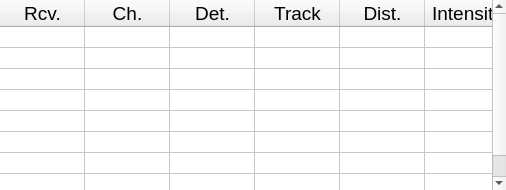
The window that src/AWLQtDemo/TableView.ui (samanwaya-jena/EVAL-ADAL6110-16-GUI) describes before a commit, drawn with Qt 5.
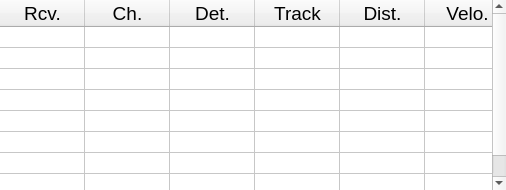
The same window after the commit. Icons and pictures are not drawn.

Commit message: Table. view column width now adjust automatically to header text width or "format" specification, instead of fixed numerical value.  Now works for PCs with non-sandard font sizes

```diff
--- a/src/AWLQtDemo/TableView.ui
+++ b/src/AWLQtDemo/TableView.ui
@@ -226,16 +226,6 @@
        </font>
       </property>
      </column>
-     <column>
-      <property name="text">
-       <string>Intensity</string>
-      </property>
-      <property name="font">
-       <font>
-        <pointsize>14</pointsize>
-       </font>
-      </property>
-     </column>
      <column>
       <property name="text">
        <string>Velo.</string>
@@ -246,6 +236,16 @@
        </font>
       </property>
      </column>
+     <column>
+      <property name="text">
+       <string>Int.</string>
+      </property>
+      <property name="font">
+       <font>
+        <pointsize>14</pointsize>
+       </font>
+      </property>
+     </column>
      <column>
       <property name="text">
        <string>Level</string>
@@ -266,7 +266,7 @@
        </font>
       </property>
       <property name="textAlignment">
-       <set>AlignHCenter|AlignVCenter|AlignCenter</set>
+       <set>AlignCenter</set>
       </property>
      </item>
      <item row="0" column="1">
@@ -279,7 +279,7 @@
        </font>
       </property>
       <property name="textAlignment">
-       <set>AlignHCenter|AlignVCenter|AlignCenter</set>
+       <set>AlignCenter</set>
       </property>
      </item>
      <item row="0" column="2">
@@ -292,7 +292,7 @@
        </font>
       </property>
       <property name="textAlignment">
-       <set>AlignHCenter|AlignVCenter|AlignCenter</set>
+       <set>AlignCenter</set>
       </property>
      </item>
      <item row="0" column="3">
@@ -305,7 +305,7 @@
        </font>
       </property>
       <property name="textAlignment">
-       <set>AlignHCenter|AlignVCenter|AlignCenter</set>
+       <set>AlignCenter</set>
       </property>
      </item>
      <item row="0" column="4">
@@ -318,7 +318,7 @@
        </font>
       </property>
       <property name="textAlignment">
-       <set>AlignRight|AlignVCenter</set>
+       <set>AlignTrailing|AlignVCenter</set>
       </property>
      </item>
      <item row="0" column="5">
@@ -331,7 +331,7 @@
        </font>
       </property>
       <property name="textAlignment">
-       <set>AlignRight|AlignVCenter</set>
+       <set>AlignTrailing|AlignVCenter</set>
       </property>
      </item>
      <item row="0" column="6">
@@ -344,7 +344,7 @@
        </font>
       </property>
       <property name="textAlignment">
-       <set>AlignRight|AlignVCenter</set>
+       <set>AlignTrailing|AlignVCenter</set>
       </property>
      </item>
      <item row="0" column="7">
@@ -357,7 +357,7 @@
        </font>
       </property>
       <property name="textAlignment">
-       <set>AlignRight|AlignVCenter</set>
+       <set>AlignTrailing|AlignVCenter</set>
       </property>
      </item>
      <item row="1" column="0">
@@ -370,7 +370,7 @@
        </font>
       </property>
       <property name="textAlignment">
-       <set>AlignHCenter|AlignVCenter|AlignCenter</set>
+       <set>AlignCenter</set>
       </property>
      </item>
      <item row="1" column="1">
@@ -383,7 +383,7 @@
        </font>
       </property>
       <property name="textAlignment">
-       <set>AlignHCenter|AlignVCenter|AlignCenter</set>
+       <set>AlignCenter</set>
       </property>
      </item>
      <item row="1" column="2">
@@ -396,7 +396,7 @@
        </font>
       </property>
       <property name="textAlignment">
-       <set>AlignHCenter|AlignVCenter|AlignCenter</set>
+       <set>AlignCenter</set>
       </property>
      </item>
      <item row="1" column="3">
@@ -409,7 +409,7 @@
        </font>
       </property>
       <property name="textAlignment">
-       <set>AlignHCenter|AlignVCenter|AlignCenter</set>
+       <set>AlignCenter</set>
       </property>
      </item>
      <item row="1" column="4">
@@ -422,7 +422,7 @@
        </font>
       </property>
       <property name="textAlignment">
-       <set>AlignRight|AlignVCenter</set>
+       <set>AlignTrailing|AlignVCenter</set>
       </property>
      </item>
      <item row="1" column="5">
@@ -435,7 +435,7 @@
        </font>
       </property>
       <property name="textAlignment">
-       <set>AlignRight|AlignVCenter</set>
+       <set>AlignTrailing|AlignVCenter</set>
       </property>
      </item>
      <item row="1" column="6">
@@ -448,7 +448,7 @@
        </font>
       </property>
       <property name="textAlignment">
-       <set>AlignRight|AlignVCenter</set>
+       <set>AlignTrailing|AlignVCenter</set>
       </property>
      </item>
      <item row="1" column="7">
@@ -461,7 +461,7 @@
        </font>
       </property>
       <property name="textAlignment">
-       <set>AlignRight|AlignVCenter</set>
+       <set>AlignTrailing|AlignVCenter</set>
       </property>
      </item>
      <item row="2" column="0">
@@ -474,7 +474,7 @@
        </font>
       </property>
       <property name="textAlignment">
-       <set>AlignHCenter|AlignVCenter|AlignCenter</set>
+       <set>AlignCenter</set>
       </property>
      </item>
      <item row="2" column="1">
@@ -487,7 +487,7 @@
        </font>
       </property>
       <property name="textAlignment">
-       <set>AlignHCenter|AlignVCenter|AlignCenter</set>
+       <set>AlignCenter</set>
       </property>
      </item>
      <item row="2" column="2">
@@ -500,7 +500,7 @@
        </font>
       </property>
       <property name="textAlignment">
-       <set>AlignHCenter|AlignVCenter|AlignCenter</set>
+       <set>AlignCenter</set>
       </property>
      </item>
      <item row="2" column="3">
@@ -513,7 +513,7 @@
        </font>
       </property>
       <property name="textAlignment">
-       <set>AlignHCenter|AlignVCenter|AlignCenter</set>
+       <set>AlignCenter</set>
       </property>
      </item>
      <item row="2" column="4">
@@ -526,7 +526,7 @@
        </font>
       </property>
       <property name="textAlignment">
-       <set>AlignRight|AlignVCenter</set>
+       <set>AlignTrailing|AlignVCenter</set>
       </property>
      </item>
      <item row="2" column="5">
@@ -539,7 +539,7 @@
        </font>
       </property>
       <property name="textAlignment">
-       <set>AlignRight|AlignVCenter</set>
+       <set>AlignTrailing|AlignVCenter</set>
       </property>
      </item>
      <item row="2" column="6">
@@ -552,7 +552,7 @@
        </font>
       </property>
       <property name="textAlignment">
-       <set>AlignRight|AlignVCenter</set>
+       <set>AlignTrailing|AlignVCenter</set>
       </property>
      </item>
      <item row="2" column="7">
@@ -565,7 +565,7 @@
        </font>
       </property>
       <property name="textAlignment">
-       <set>AlignRight|AlignVCenter</set>
+       <set>AlignTrailing|AlignVCenter</set>
       </property>
      </item>
      <item row="3" column="0">
@@ -578,7 +578,7 @@
        </font>
       </property>
       <property name="textAlignment">
-       <set>AlignHCenter|AlignVCenter|AlignCenter</set>
+       <set>AlignCenter</set>
       </property>
      </item>
      <item row="3" column="1">
@@ -591,7 +591,7 @@
        </font>
       </property>
       <property name="textAlignment">
-       <set>AlignHCenter|AlignVCenter|AlignCenter</set>
+       <set>AlignCenter</set>
       </property>
      </item>
      <item row="3" column="2">
@@ -604,7 +604,7 @@
        </font>
       </property>
       <property name="textAlignment">
-       <set>AlignHCenter|AlignVCenter|AlignCenter</set>
+       <set>AlignCenter</set>
       </property>
      </item>
      <item row="3" column="3">
@@ -617,7 +617,7 @@
        </font>
       </property>
       <property name="textAlignment">
-       <set>AlignHCenter|AlignVCenter|AlignCenter</set>
+       <set>AlignCenter</set>
       </property>
      </item>
      <item row="3" column="4">
@@ -630,7 +630,7 @@
        </font>
       </property>
       <property name="textAlignment">
-       <set>AlignRight|AlignVCenter</set>
+       <set>AlignTrailing|AlignVCenter</set>
       </property>
      </item>
      <item row="3" column="5">
@@ -643,7 +643,7 @@
        </font>
       </property>
       <property name="textAlignment">
-       <set>AlignRight|AlignVCenter</set>
+       <set>AlignTrailing|AlignVCenter</set>
       </property>
      </item>
      <item row="3" column="6">
@@ -656,7 +656,7 @@
        </font>
       </property>
       <property name="textAlignment">
-       <set>AlignRight|AlignVCenter</set>
+       <set>AlignTrailing|AlignVCenter</set>
       </property>
      </item>
      <item row="3" column="7">
@@ -669,7 +669,7 @@
        </font>
       </property>
       <property name="textAlignment">
-       <set>AlignRight|AlignVCenter</set>
+       <set>AlignTrailing|AlignVCenter</set>
       </property>
      </item>
      <item row="4" column="0">
@@ -682,7 +682,7 @@
        </font>
       </property>
       <property name="textAlignment">
-       <set>AlignHCenter|AlignVCenter|AlignCenter</set>
+       <set>AlignCenter</set>
       </property>
      </item>
      <item row="4" column="1">
@@ -695,7 +695,7 @@
        </font>
       </property>
       <property name="textAlignment">
-       <set>AlignHCenter|AlignVCenter|AlignCenter</set>
+       <set>AlignCenter</set>
       </property>
      </item>
      <item row="4" column="2">
@@ -708,7 +708,7 @@
        </font>
       </property>
       <property name="textAlignment">
-       <set>AlignHCenter|AlignVCenter|AlignCenter</set>
+       <set>AlignCenter</set>
       </property>
      </item>
      <item row="4" column="3">
@@ -721,7 +721,7 @@
        </font>
       </property>
       <property name="textAlignment">
-       <set>AlignHCenter|AlignVCenter|AlignCenter</set>
+       <set>AlignCenter</set>
       </property>
      </item>
      <item row="4" column="4">
@@ -734,7 +734,7 @@
        </font>
       </property>
       <property name="textAlignment">
-       <set>AlignRight|AlignVCenter</set>
+       <set>AlignTrailing|AlignVCenter</set>
       </property>
      </item>
      <item row="4" column="5">
@@ -747,7 +747,7 @@
        </font>
       </property>
       <property name="textAlignment">
-       <set>AlignRight|AlignVCenter</set>
+       <set>AlignTrailing|AlignVCenter</set>
       </property>
      </item>
      <item row="4" column="6">
@@ -760,7 +760,7 @@
        </font>
       </property>
       <property name="textAlignment">
-       <set>AlignRight|AlignVCenter</set>
+       <set>AlignTrailing|AlignVCenter</set>
       </property>
      </item>
      <item row="4" column="7">
@@ -773,7 +773,7 @@
        </font>
       </property>
       <property name="textAlignment">
-       <set>AlignRight|AlignVCenter</set>
+       <set>AlignTrailing|AlignVCenter</set>
       </property>
      </item>
      <item row="5" column="0">
@@ -786,7 +786,7 @@
        </font>
       </property>
       <property name="textAlignment">
-       <set>AlignHCenter|AlignVCenter|AlignCenter</set>
+       <set>AlignCenter</set>
       </property>
      </item>
      <item row="5" column="1">
@@ -799,7 +799,7 @@
        </font>
       </property>
       <property name="textAlignment">
-       <set>AlignHCenter|AlignVCenter|AlignCenter</set>
+       <set>AlignCenter</set>
       </property>
      </item>
      <item row="5" column="2">
@@ -812,7 +812,7 @@
        </font>
       </property>
       <property name="textAlignment">
-       <set>AlignHCenter|AlignVCenter|AlignCenter</set>
+       <set>AlignCenter</set>
       </property>
      </item>
      <item row="5" column="3">
@@ -825,7 +825,7 @@
        </font>
       </property>
       <property name="textAlignment">
-       <set>AlignHCenter|AlignVCenter|AlignCenter</set>
+       <set>AlignCenter</set>
       </property>
      </item>
      <item row="5" column="4">
@@ -838,7 +838,7 @@
        </font>
       </property>
       <property name="textAlignment">
-       <set>AlignRight|AlignVCenter</set>
+       <set>AlignTrailing|AlignVCenter</set>
       </property>
      </item>
      <item row="5" column="5">
@@ -851,7 +851,7 @@
        </font>
       </property>
       <property name="textAlignment">
-       <set>AlignRight|AlignVCenter</set>
+       <set>AlignTrailing|AlignVCenter</set>
       </property>
      </item>
      <item row="5" column="6">
@@ -864,7 +864,7 @@
        </font>
       </property>
       <property name="textAlignment">
-       <set>AlignRight|AlignVCenter</set>
+       <set>AlignTrailing|AlignVCenter</set>
       </property>
      </item>
      <item row="5" column="7">
@@ -877,7 +877,7 @@
        </font>
       </property>
       <property name="textAlignment">
-       <set>AlignRight|AlignVCenter</set>
+       <set>AlignTrailing|AlignVCenter</set>
       </property>
      </item>
      <item row="6" column="0">
@@ -890,7 +890,7 @@
        </font>
       </property>
       <property name="textAlignment">
-       <set>AlignHCenter|AlignVCenter|AlignCenter</set>
+       <set>AlignCenter</set>
       </property>
      </item>
      <item row="6" column="1">
@@ -903,7 +903,7 @@
        </font>
       </property>
       <property name="textAlignment">
-       <set>AlignHCenter|AlignVCenter|AlignCenter</set>
+       <set>AlignCenter</set>
       </property>
      </item>
      <item row="6" column="2">
@@ -916,7 +916,7 @@
        </font>
       </property>
       <property name="textAlignment">
-       <set>AlignHCenter|AlignVCenter|AlignCenter</set>
+       <set>AlignCenter</set>
       </property>
      </item>
      <item row="6" column="3">
@@ -929,7 +929,7 @@
        </font>
       </property>
       <property name="textAlignment">
-       <set>AlignHCenter|AlignVCenter|AlignCenter</set>
+       <set>AlignCenter</set>
       </property>
      </item>
      <item row="6" column="4">
@@ -942,7 +942,7 @@
        </font>
       </property>
       <property name="textAlignment">
-       <set>AlignRight|AlignVCenter</set>
+       <set>AlignTrailing|AlignVCenter</set>
       </property>
      </item>
      <item row="6" column="5">
@@ -955,7 +955,7 @@
        </font>
       </property>
       <property name="textAlignment">
-       <set>AlignRight|AlignVCenter</set>
+       <set>AlignTrailing|AlignVCenter</set>
       </property>
      </item>
      <item row="6" column="6">
@@ -968,7 +968,7 @@
        </font>
       </property>
       <property name="textAlignment">
-       <set>AlignRight|AlignVCenter</set>
+       <set>AlignTrailing|AlignVCenter</set>
       </property>
      </item>
      <item row="6" column="7">
@@ -981,7 +981,7 @@
        </font>
       </property>
       <property name="textAlignment">
-       <set>AlignRight|AlignVCenter</set>
+       <set>AlignTrailing|AlignVCenter</set>
       </property>
      </item>
      <item row="7" column="0">
@@ -994,7 +994,7 @@
        </font>
       </property>
       <property name="textAlignment">
-       <set>AlignHCenter|AlignVCenter|AlignCenter</set>
+       <set>AlignCenter</set>
       </property>
      </item>
      <item row="7" column="1">
@@ -1007,7 +1007,7 @@
        </font>
       </property>
       <property name="textAlignment">
-       <set>AlignHCenter|AlignVCenter|AlignCenter</set>
+       <set>AlignCenter</set>
       </property>
      </item>
      <item row="7" column="2">
@@ -1020,7 +1020,7 @@
        </font>
       </property>
       <property name="textAlignment">
-       <set>AlignHCenter|AlignVCenter|AlignCenter</set>
+       <set>AlignCenter</set>
       </property>
      </item>
      <item row="7" column="3">
@@ -1033,7 +1033,7 @@
        </font>
       </property>
       <property name="textAlignment">
-       <set>AlignHCenter|AlignVCenter|AlignCenter</set>
+       <set>AlignCenter</set>
       </property>
      </item>
      <item row="7" column="4">
@@ -1046,7 +1046,7 @@
        </font>
       </property>
       <property name="textAlignment">
-       <set>AlignRight|AlignVCenter</set>
+       <set>AlignTrailing|AlignVCenter</set>
       </property>
      </item>
      <item row="7" column="5">
@@ -1059,7 +1059,7 @@
        </font>
       </property>
       <property name="textAlignment">
-       <set>AlignRight|AlignVCenter</set>
+       <set>AlignTrailing|AlignVCenter</set>
       </property>
      </item>
      <item row="7" column="6">
@@ -1072,7 +1072,7 @@
        </font>
       </property>
       <property name="textAlignment">
-       <set>AlignRight|AlignVCenter</set>
+       <set>AlignTrailing|AlignVCenter</set>
       </property>
      </item>
      <item row="7" column="7">
@@ -1085,7 +1085,7 @@
        </font>
       </property>
       <property name="textAlignment">
-       <set>AlignRight|AlignVCenter</set>
+       <set>AlignTrailing|AlignVCenter</set>
       </property>
      </item>
     </widget>
```
The commit also changes 2 other files.
